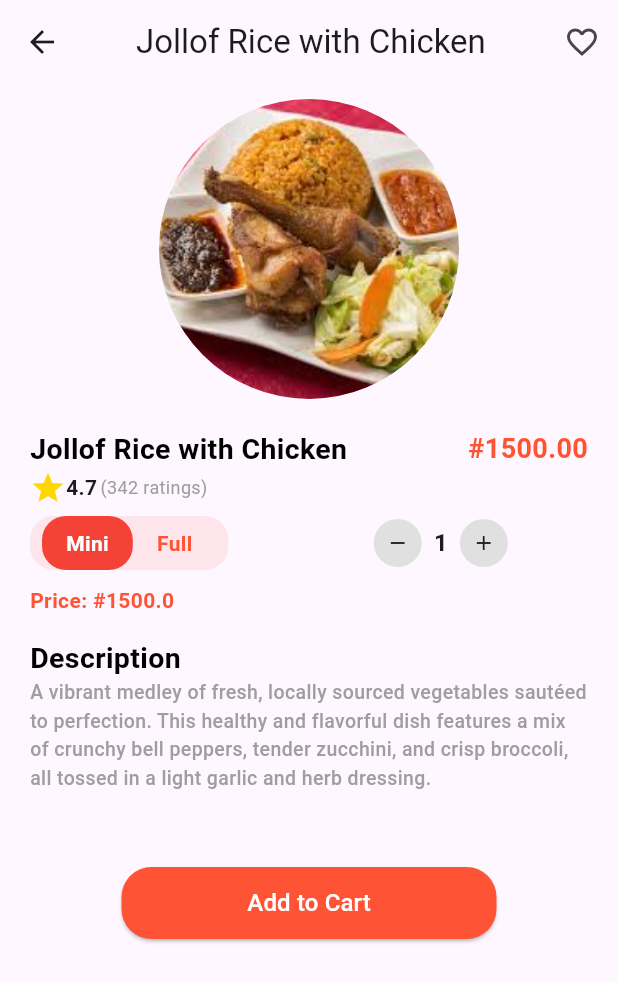
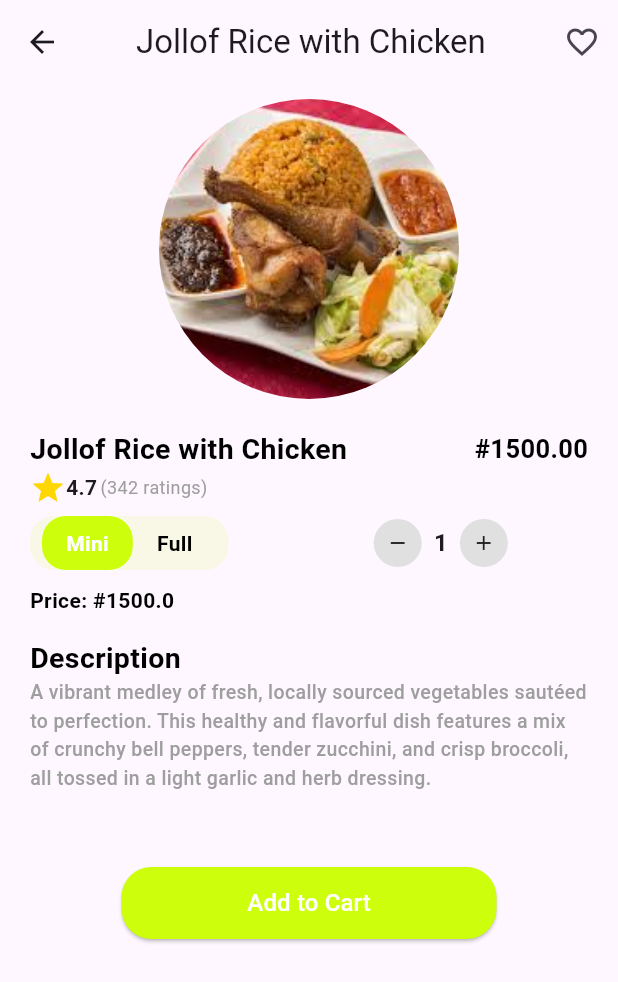
Before and after one commit to Holumeeday/fooddeliveryapp, a Flutter app: the screen it shows once a user with an empty profile is signed in, after a tap on "Jollof Rice with Chicken", on a phone screen of 412 x 824 dp. Shown: the top 982 px of the screen. Run offline on Flutter 3.47's test engine with Material 3 defaults, Android fonts, the light colour scheme and no system bars; our stand-ins replace cached_network_image, carousel_slider, cloud_firestore, dotted_line, firebase_auth, firebase_core and 6 more; accounts and stored records are empty; network calls fail.

Commit message:
Updated the UI

```diff
--- a/lib/features/auth/screen/home_screen/food_details_screen.dart
+++ b/lib/features/auth/screen/home_screen/food_details_screen.dart
@@ -87,7 +87,7 @@ class FoodDetailsScreen extends ConsumerWidget {
                     ),
                     Text(
                       '#${miniPrice.toStringAsFixed(2)}',
-                      style: detailsPrice,
+                      style: priceStyle,
                     ),
                   ],
                 ),
--- a/lib/features/auth/screen/home_screen/home_screen.dart
+++ b/lib/features/auth/screen/home_screen/home_screen.dart
@@ -1,9 +1,13 @@
 import 'package:asap/features/auth/screen/cart/cart_screen.dart';
 import 'package:asap/features/auth/screen/home_screen/widgets/drink_list.dart';
 import 'package:asap/features/auth/screen/home_screen/widgets/food_list.dart';
+import 'package:asap/features/auth/screen/promotion/widgets/promotion_widget.dart';
 import 'package:asap/utils/constant.dart';
 import 'package:asap/utils/widget/search_input.dart';
+import 'package:carousel_slider/carousel_options.dart';
 import 'package:flutter/material.dart';
+
+import '../promotion/widgets/promotions_widget.dart';
 
 class HomeScreen extends StatefulWidget {
   const HomeScreen({super.key});
@@ -25,11 +29,11 @@ class _HomeScreenState extends State<HomeScreen>
   @override
   Widget build(BuildContext context) {
     return Scaffold(
-        backgroundColor: Colors.white70,
+        backgroundColor: Colors.white,
         appBar: AppBar(
           leading: const Padding(
             padding: EdgeInsets.symmetric(horizontal: 20),
-            child: Icon(Icons.menu),
+            child: Icon(Icons.search),
           ),
           actions: [
             Padding(
@@ -48,23 +52,24 @@ class _HomeScreenState extends State<HomeScreen>
           ],
         ),
         body: Padding(
-          padding: const EdgeInsets.symmetric(vertical: 20, horizontal: 20),
+          padding: const EdgeInsets.symmetric(vertical: 1, horizontal: 20),
           child: SingleChildScrollView(
             child: Column(
               crossAxisAlignment: CrossAxisAlignment.start,
               children: [
-                const Text(
-                  'Delicious\nfood for you',
-                  style: bigText,
+                 SizedBox(
+                  height: 200, // Adjust based on your design
+                  child: PromotionWidget(),
                 ),
-                const SizedBox(height: 20),
-                // Search Bar
-                const Search_Input(),
 
-                const SizedBox(height: 25),
+
+                const SizedBox(height: 15),
 
                 PreferredSize(
                   preferredSize: const Size.fromHeight(50),
+                  child: Material(
+                    color: Colors.white,
+                    elevation: 0,
                     child: TabBar(
                       controller: _tabController,
                       indicatorColor: primaryColor,
@@ -86,14 +91,15 @@ class _HomeScreenState extends State<HomeScreen>
                       ],
                     ),
                   ),
-                const SizedBox(height: 25),
+                ),
+                const SizedBox(height: 20),
                 const Row(
                   mainAxisAlignment: MainAxisAlignment.spaceBetween,
                   children: [
-                    Text(''),
+                    Text('Hot Deals', style: mediumText,),
                     Text(
                       'see more',
-                      style: TextStyle(color: primaryColor),
+                      style: mediumText,
                     ),
                   ],
                 ),
@@ -180,93 +186,27 @@ class _HomeScreenState extends State<HomeScreen>
                     ],
                   ),
                 ),
+
+                //  const SizedBox(height: 20),
+                const Row(
+                  mainAxisAlignment: MainAxisAlignment.spaceBetween,
+                  children: [
+                    Text(
+                      'Recomended for you',
+                      style: mediumText,
+                    ),
+                    Text(
+                      'see more',
+                      style: mediumText,
+                    ),
+                  ],
+                ),
               ],
             ),
           ),
         ));
   }
 }
-
-// Widget _foodList() {
-//   return ListView.builder(
-//     scrollDirection: Axis.horizontal,
-//     itemCount: 5,
-//    itemBuilder: (context, index) {
-
-//     return Padding(
-//           padding: const EdgeInsets.only(right: 15, left: 15),
-//           child: Row(
-//             children: [
-//               Center(
-//                 child: Container(
-//                   width: 150,
-//                   height: 180,
-//                   decoration: BoxDecoration(
-//                     color: Colors.white,
-//                     borderRadius: BorderRadius.circular(16),
-//                     boxShadow: [
-//                       BoxShadow(
-//                         color: Colors.grey.withOpacity(0.2),
-//                         blurRadius: 8,
-//                         spreadRadius: 2,
-//                         offset: const Offset(0, 4),
-//                       ),
-//                     ],
-//                   ),
-//                   child: Stack(
-//                     clipBehavior: Clip.none,
-//                     children: [
-//                       // Food Image
-//                       Positioned(
-//                         top: -40,
-//                         left: 25,
-//                         right: 25,
-//                         child: ClipRRect(
-//                           borderRadius:
-//                               const BorderRadius.vertical(top: Radius.circular(20)),
-//                           child: Image.asset(
-//                             'assets/food1.png',
-//                             height: 120,
-//                             width: double.infinity,
-//                             fit: BoxFit.cover,
-//                           ),
-//                         ),
-//                       ),
-//                       // Food Name and Price
-//                       const Positioned(
-//                         top: 80,
-//                         left: 0,
-//                         right: 0,
-//                         child: Column(
-//                           children: [
-//                             Text(
-//                               "Veggie\ntomato mix",
-//                               style: mediumText,
-//                               textAlign: TextAlign.center,
-//                             ),
-//                             SizedBox(height: 8),
-//                             Text(
-//                               "₦1,900",
-//                               style: TextStyle(
-//                                 fontSize: 16,
-//                                 fontWeight: FontWeight.bold,
-//                                 color: primaryColor,
-//                               ),
-//                               textAlign: TextAlign.center,
-//                             ),
-//                           ],
-//                         ),
-//                       ),
-//                     ],
-//                   ),
-//                 ),
-//               ),
-//             ],
-//           ),
-//         );
-//   });
-
-// }
 
 Widget _SnackList() {
   return ListView(
--- a/lib/features/auth/screen/home_screen/widgets/food_list.dart
+++ b/lib/features/auth/screen/home_screen/widgets/food_list.dart
@@ -68,16 +68,34 @@ class FoodList extends StatelessWidget {
                             right: 0,
                             child: Column(
                               children: [
+                                const SizedBox(height: 5),
                                 Text(
                                   food['name'],
                                   style: mediumText,
                                   textAlign: TextAlign.center,
                                 ),
                                 const SizedBox(height: 8),
-                                Text(
-                                  '#${food['price']}',
-                                  style: priceStyle,
-                                  textAlign: TextAlign.center,
+                                Padding(
+                                  padding: const EdgeInsets.symmetric(horizontal: 10),
+                                  child: Row(mainAxisAlignment: MainAxisAlignment.spaceBetween,
+                                    children: [
+                                      Text(
+                                        '#${food['price']}',
+                                        style: mediumText,
+                                      ),
+                                      Center(
+                                        child: Container(
+                                          height: 30,
+                                          width: 30,
+                                          decoration: BoxDecoration(
+                                            color: primaryColor,
+                                            borderRadius: BorderRadius.circular(50)
+                                          ),
+                                          child: const Icon(Icons.add),
+                                        ),
+                                      )
+                                    ],
+                                  ),
                                 ),
                               ],
                             ),
--- a/lib/features/auth/screen/home_screen/widgets/food_option.dart
+++ b/lib/features/auth/screen/home_screen/widgets/food_option.dart
@@ -42,7 +42,7 @@ class _FoodOptionsState extends State<FoodOptions> {
               padding: const EdgeInsets.symmetric(horizontal: 8),
               decoration: BoxDecoration(
                 borderRadius: BorderRadius.circular(16),
-                color: Colors.red.withOpacity(0.1),
+                color: primaryColor.withOpacity(0.1),
               ),
               child: Row(
                 children: [
@@ -58,7 +58,7 @@ class _FoodOptionsState extends State<FoodOptions> {
                           const EdgeInsets.symmetric(horizontal: 16, vertical: 8),
                       decoration: BoxDecoration(
                         color: selectedOption == 'Mini'
-                            ? Colors.red
+                            ? primaryColor
                             : Colors.transparent,
                         borderRadius: BorderRadius.circular(16),
                       ),
@@ -67,7 +67,7 @@ class _FoodOptionsState extends State<FoodOptions> {
                         style: TextStyle(
                           color: selectedOption == 'Mini'
                               ? Colors.white
-                              : primaryColor,
+                              : Colors.black,
                           fontWeight: FontWeight.bold,
                         ),
                       ),
@@ -94,7 +94,7 @@ class _FoodOptionsState extends State<FoodOptions> {
                         style: TextStyle(
                           color: selectedOption == 'Full'
                               ? Colors.white
-                              : primaryColor,
+                              : Colors.black,
                           fontWeight: FontWeight.bold,
                         ),
                       ),
@@ -104,7 +104,7 @@ class _FoodOptionsState extends State<FoodOptions> {
               ),
             ),
 
-            SizedBox(width:10),
+           const SizedBox(width:10),
 
             // Quantity Counter
             Row(
@@ -174,7 +174,7 @@ class _FoodOptionsState extends State<FoodOptions> {
           'Price: #${price * quantity}',
           style: const TextStyle(
             fontWeight: FontWeight.bold,
-            color: primaryColor,
+            color: Colors.black,
           ),
         ),
       ],
--- a/lib/features/auth/screen/main_screen.dart
+++ b/lib/features/auth/screen/main_screen.dart
@@ -30,30 +30,32 @@ class MainPage extends ConsumerWidget {
 
       body: pages[currentIndex],
       bottomNavigationBar: BottomNavigationBar(
+
         currentIndex: currentIndex,
         onTap: (index) {
           ref.read(pageProvider.notifier).setPage(index);
         },
+        selectedItemColor: Colors.black,
+        unselectedItemColor: Colors.grey,
+        type: BottomNavigationBarType.fixed,
         items: const [
           BottomNavigationBarItem(
-            icon: Icon(Icons.home, color: primaryColor,),
+            icon: Icon(Icons.home,),
             label: ''
           ),
           BottomNavigationBarItem(
-            icon: Icon(Icons.favorite, color: primaryColor,
+            icon: Icon(Icons.favorite_outline,
             ),
             label: ''
           ),
           BottomNavigationBarItem(
             icon: Icon(Icons.person,
-              color: primaryColor,
             ),
            label: ''
           ),
           BottomNavigationBarItem(
             icon: Icon(
               Icons.settings,
-              color: primaryColor,
             ),
             label: ''
           ),
--- a/lib/features/auth/screen/profile_screen/profile_screen.dart
+++ b/lib/features/auth/screen/profile_screen/profile_screen.dart
@@ -60,7 +60,7 @@ class _ProfileScreenState extends ConsumerState<ProfileScreen> {
     final userId = user!.uid.toString();
     final userData = ref.watch(getUserDataProvider(userId));
     return Scaffold(
-        backgroundColor: basicColor,
+        backgroundColor: Colors.white,
         body: userData.when(
             data: (data) {
               _username = TextEditingController(text: data.username);
--- /dev/null
+++ b/lib/features/auth/screen/promotion/widgets/promotion_widget.dart
@@ -0,0 +1,106 @@
+import 'package:asap/utils/constant.dart';
+import 'package:flutter/material.dart';
+import 'package:cached_network_image/cached_network_image.dart';
+import 'package:carousel_slider/carousel_slider.dart';
+
+class PromotionWidget extends StatelessWidget {
+  final List<String> images = [
+    'https://healthyfitnessmeals.com/wp-content/uploads/2020/05/instagram-In-Stream_Square___One-pot-chicken-spaghetti-4.jpg',
+    'https://i0.wp.com/www.cosiitaliano.com/wp-content/uploads/2014/11/Spaghetti-and-Meatballs-Enhsnced-680-x-453-@-8.jpg?fit=680%2C453&ssl=1',
+    'https://www.slimmingeats.com/blog/wp-content/uploads/2013/02/spaghetti-meatballs-7-1-720x720.jpg',
+  ];
+
+  @override
+  Widget build(BuildContext context) {
+    return Scaffold(
+      backgroundColor: Colors.transparent,
+      body: Center(
+        child: Padding(
+          padding: const EdgeInsets.all(0.0),
+          child: ClipRRect(
+            borderRadius: BorderRadius.circular(20),
+            child: CarouselSlider(
+              items: images.map((imageUrl) {
+                return Builder(
+                  builder: (BuildContext context) {
+                    return Stack(
+                      children: [
+                        CachedNetworkImage(
+                          imageUrl: imageUrl,
+                          height: 200,
+                          width: double.infinity,
+                          fit: BoxFit.cover,
+                        ),
+                        Container(
+                          decoration: BoxDecoration(
+                            gradient: LinearGradient(
+                              colors: [
+                                Colors.black.withOpacity(0.7),
+                                Colors.black.withOpacity(0.0),
+                              ],
+                              begin: Alignment.bottomCenter,
+                              end: Alignment.topCenter,
+                            ),
+                          ),
+                        ),
+                        Positioned(
+                          left: 16,
+                          top: 16,
+                          child: Column(
+                            crossAxisAlignment: CrossAxisAlignment.start,
+                            children: [
+                              Text(
+                                'Free Delivery For\nSpaghetti',
+                                style: TextStyle(
+                                  color: Colors.white,
+                                  fontSize: 20,
+                                  fontWeight: FontWeight.bold,
+                                ),
+                              ),
+                              SizedBox(height: 4),
+                              Text(
+                                'Up to 3 times per day',
+                                style: TextStyle(
+                                  color: Colors.white,
+                                  fontSize: 14,
+                                ),
+                              ),
+                            ],
+                          ),
+                        ),
+                        Positioned(
+                          bottom: 16,
+                          right: 16,
+                          child: ElevatedButton(
+                            onPressed: () {
+                              // Add your button action here
+                            },
+                            style: ElevatedButton.styleFrom(
+                              backgroundColor: primaryColor,
+                              shape: RoundedRectangleBorder(
+                                borderRadius: BorderRadius.circular(30),
+                              ),
+                            ),
+                            child: Text(
+                              'Order Now',
+                              style: TextStyle(color: Colors.black),
+                            ),
+                          ),
+                        ),
+                      ],
+                    );
+                  },
+                );
+              }).toList(),
+              options: CarouselOptions(
+                height: 150,
+                autoPlay: true,
+                viewportFraction: 1.0,
+              ),
+            ),
+          ),
+        ),
+      ),
+    );
+  }
+}
--- a/lib/features/auth/screen/settings/settings_screen.dart
+++ b/lib/features/auth/screen/settings/settings_screen.dart
@@ -21,7 +21,7 @@ class SettingsScreen extends ConsumerWidget {
     final userId = user!.uid.toString();
     final userData = ref.watch(getUserDataProvider(userId));
     return Scaffold(
-        backgroundColor: basicColor,
+        backgroundColor: primaryColor,
         body: userData.when(
             data: (data) {
               return SafeArea(
--- a/lib/utils/constant.dart
+++ b/lib/utils/constant.dart
@@ -1,11 +1,10 @@
 import 'package:flutter/material.dart';
 
-const primaryColor = Color(0xFFFF5335);
-const  basicColor= Color(0xffeeeeee);
+const primaryColor = Color(0xFFCDFE0B);
 
 const bigText = TextStyle(
   color: Colors.black,
-  fontSize: 35,
+  fontSize: 20,
   fontWeight: FontWeight.bold,
 );
 
@@ -16,7 +15,7 @@ const bigText2 = TextStyle(
 );
 const mediumText = TextStyle(
   fontSize: 15,
-  fontWeight: FontWeight.w500,
+  fontWeight: FontWeight.w700,
   color: Colors.black,
 );
 
@@ -33,9 +32,9 @@ const mediumText3 = TextStyle(
 );
 
 const priceStyle = TextStyle(
-  fontSize: 16,
+  fontSize: 17,
   fontWeight: FontWeight.bold,
-  color: primaryColor,
+  color: Colors.black,
 );
 
 const detailsPrice = TextStyle(
```
Also changed, not shown: lib/features/auth/screen/promotion/controllers/promotion_controller.dart (added, +28 -0 lines), lib/features/auth/screen/promotion/model/promotion_model.dart (added, +10 -0 lines), lib/features/auth/screen/promotion/repository/promotion_repository.dart (added, +24 -0 lines), lib/features/auth/screen/promotion/widgets/promotions_widget.dart (added, +38 -0 lines), lib/features/auth/screen/promotion/model/promotion_model.freezed.dart (added), lib/features/auth/screen/promotion/model/promotion_model.g.dart (added), lib/firebase_options.dart. Lines whose indentation alone changed are shown as unchanged.
